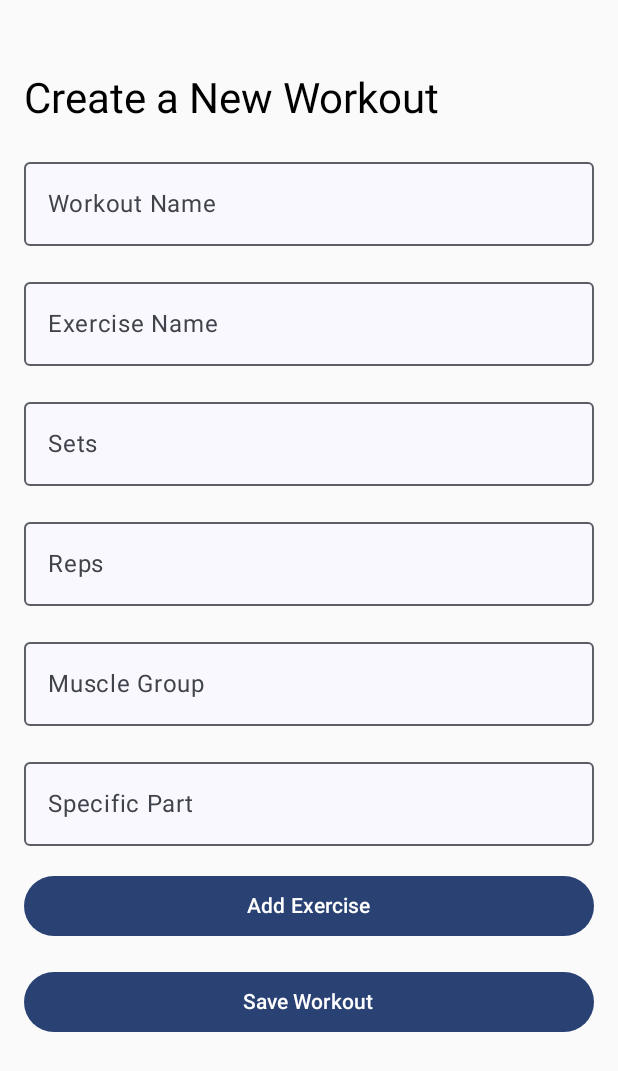
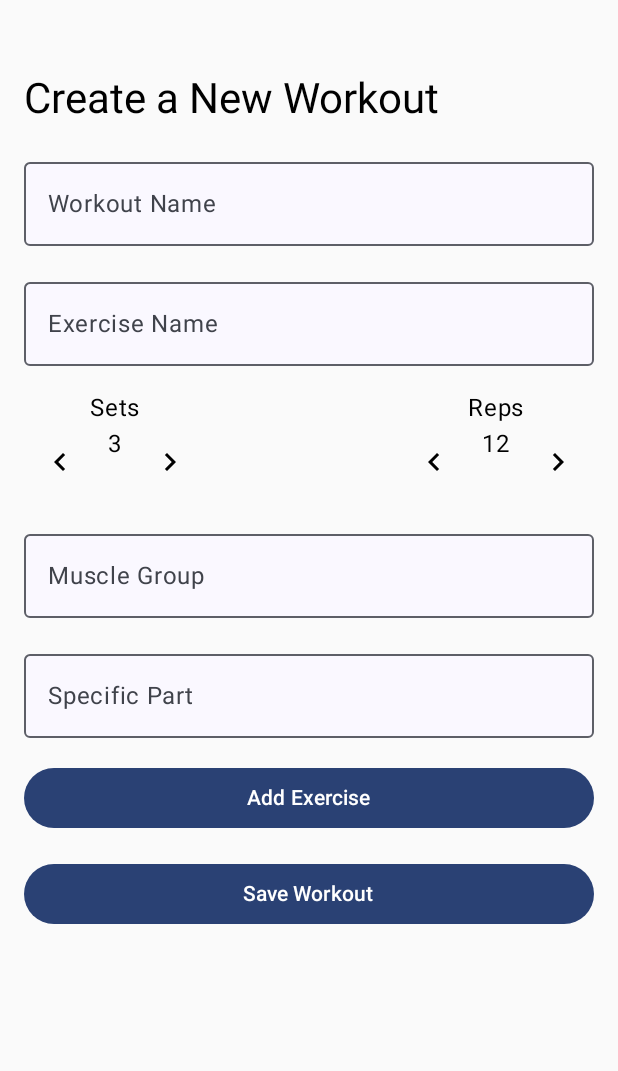
Before and after one commit to Ameron22/QuantumLift, an Android app built with Jetpack Compose: the WorkoutCreationScreen screen opened through its navigation route, on a phone screen of 412 x 824 dp. Shown: the top 1071 px of the screen. Run offline under Robolectric (Android 15) with nearby library versions, the light colour scheme and no system bars; our stand-ins replace Room's generated code.

Commit message:
See workout was implemented, whit arrouw to change the reps and sets

```diff
--- a/app/src/main/java/com/example/gymtracker/data/AppDatabase.kt
+++ b/app/src/main/java/com/example/gymtracker/data/AppDatabase.kt
@@ -5,7 +5,7 @@ import androidx.room.RoomDatabase
 
 @Database(
     entities = [ExerciseEntity::class, WorkoutEntity::class, WorkoutExerciseCrossRef::class],
-    version = 2,
+    version = 3, // Increase version number when schema changes ( you need to change version when you make changes to DB)
     exportSchema = false // Disable schema export
 )
 abstract class AppDatabase : RoomDatabase() {
@@ -22,7 +22,7 @@ abstract class AppDatabase : RoomDatabase() {
                     AppDatabase::class.java,
                     "app_database"
                 )
-                    .fallbackToDestructiveMigration() // THIS LINE IS THE SOLUTION!
+                    .fallbackToDestructiveMigration() // THIS LINE IS THE SOLUTION (this line destroys old databases, used when version changes)
                     .build()
                 INSTANCE = instance
                 instance
--- a/app/src/main/java/com/example/gymtracker/data/ExerciseEntity.kt
+++ b/app/src/main/java/com/example/gymtracker/data/ExerciseEntity.kt
@@ -5,8 +5,8 @@ import androidx.room.*
 data class ExerciseEntity(
     @PrimaryKey(autoGenerate = true) val id: Int = 0,
     val name: String,
-    val sets: String,
-    val reps: String,
+    val sets: Int,
+    val reps: Int,
     val muscle: String, // Primary muscle group
     val part: String // Specific part of the muscle
 
--- a/app/src/main/java/com/example/gymtracker/screens/WorkoutCreationScreen.kt
+++ b/app/src/main/java/com/example/gymtracker/screens/WorkoutCreationScreen.kt
@@ -4,8 +4,14 @@ import androidx.compose.foundation.layout.*
 import androidx.compose.foundation.rememberScrollState
 import androidx.compose.foundation.text.KeyboardOptions
 import androidx.compose.foundation.verticalScroll
+import androidx.compose.material.icons.Icons
+import androidx.compose.material.icons.automirrored.filled.KeyboardArrowLeft
+import androidx.compose.material.icons.automirrored.filled.KeyboardArrowRight
+import androidx.compose.material.icons.filled.KeyboardArrowLeft
+import androidx.compose.material.icons.filled.KeyboardArrowRight
 import androidx.compose.material3.*
 import androidx.compose.runtime.*
+import androidx.compose.ui.Alignment
 import androidx.compose.ui.Modifier
 import androidx.compose.ui.platform.LocalContext
 import androidx.compose.ui.text.input.KeyboardType
@@ -24,8 +30,8 @@ fun WorkoutCreationScreen(navController: NavController) {
     var workoutName by remember { mutableStateOf("") }
     var exercisesList by remember { mutableStateOf(listOf<Exercise>()) }
     var currentExercise by remember { mutableStateOf("") }
-    var currentSets by remember { mutableStateOf("") }
-    var currentReps by remember { mutableStateOf("") }
+    var currentSets by remember { mutableIntStateOf(3) }
+    var currentReps by remember { mutableIntStateOf(12) }
     var currentMuscle by remember { mutableStateOf("") }
     var currentPart by remember { mutableStateOf("") }
     var editIndex by remember { mutableStateOf<Int?>(null) }
@@ -77,39 +83,33 @@ fun WorkoutCreationScreen(navController: NavController) {
                 unfocusedIndicatorColor = MaterialTheme.colorScheme.outline
             )
         )
+        Row(modifier = Modifier.fillMaxWidth(), horizontalArrangement = Arrangement.SpaceBetween) {
+            Column(horizontalAlignment = Alignment.CenterHorizontally) {
+                Text("Sets")
+                Row {
+                    IconButton(onClick = { if (currentSets > 1) currentSets-- }) {
+                        Icon(imageVector = Icons.AutoMirrored.Filled.KeyboardArrowLeft, contentDescription = "Decrease Sets")
+                    }
+                    Text(currentSets.toString(), Modifier.padding(horizontal = 8.dp))
+                    IconButton(onClick = { if (currentSets < 50) currentSets++ }) {
+                        Icon(imageVector = Icons.AutoMirrored.Filled.KeyboardArrowRight, contentDescription = "Increase Sets")
+                    }
+                }
+            }
 
-        OutlinedTextField(
-            value = currentSets,
-            onValueChange = { currentSets = it },
-            label = { Text("Sets") },
-            modifier = Modifier.fillMaxWidth(),
-            keyboardOptions = KeyboardOptions.Default.copy(keyboardType = KeyboardType.Number),
-            colors = TextFieldDefaults.colors(
-                focusedTextColor = MaterialTheme.colorScheme.onBackground,
-                unfocusedTextColor = MaterialTheme.colorScheme.onBackground,
-                focusedContainerColor = MaterialTheme.colorScheme.background,
-                unfocusedContainerColor = MaterialTheme.colorScheme.background,
-                focusedIndicatorColor = MaterialTheme.colorScheme.primary,
-                unfocusedIndicatorColor = MaterialTheme.colorScheme.outline
-            )
-        )
-
-        OutlinedTextField(
-            value = currentReps,
-            onValueChange = { currentReps = it },
-            label = { Text("Reps") },
-            modifier = Modifier.fillMaxWidth(),
-            keyboardOptions = KeyboardOptions.Default.copy(keyboardType = KeyboardType.Number),
-            colors = TextFieldDefaults.colors(
-                focusedTextColor = MaterialTheme.colorScheme.onBackground,
-                unfocusedTextColor = MaterialTheme.colorScheme.onBackground,
-                focusedContainerColor = MaterialTheme.colorScheme.background,
-                unfocusedContainerColor = MaterialTheme.colorScheme.background,
-                focusedIndicatorColor = MaterialTheme.colorScheme.primary,
-                unfocusedIndicatorColor = MaterialTheme.colorScheme.outline
-            )
-        )
-
+            Column(horizontalAlignment = Alignment.CenterHorizontally) {
+                Text("Reps")
+                Row {
+                    IconButton(onClick = { if (currentReps > 1) currentReps-- }) {
+                        Icon(imageVector = Icons.AutoMirrored.Filled.KeyboardArrowLeft, contentDescription = "Decrease Reps")
+                    }
+                    Text(currentReps.toString(), Modifier.padding(horizontal = 8.dp))
+                    IconButton(onClick = { if (currentSets < 50) currentReps++ }) {
+                        Icon(imageVector = Icons.AutoMirrored.Filled.KeyboardArrowRight, contentDescription = "Increase Reps")
+                    }
+                }
+            }
+        }
         OutlinedTextField(
             value = currentMuscle,
             onValueChange = { currentMuscle = it },
@@ -142,7 +142,7 @@ fun WorkoutCreationScreen(navController: NavController) {
 
         Button(
             onClick = {
-                if (currentExercise.isNotEmpty() && currentSets.isNotEmpty() && currentReps.isNotEmpty() && currentMuscle.isNotEmpty() && currentPart.isNotEmpty()) {
+                if (currentExercise.isNotEmpty() && currentMuscle.isNotEmpty() && currentPart.isNotEmpty()) {
                     if (editIndex == null) {
                         exercisesList = exercisesList + Exercise(currentExercise, currentSets, currentReps, currentMuscle, currentPart)
                     } else {
@@ -152,8 +152,8 @@ fun WorkoutCreationScreen(navController: NavController) {
                         editIndex = null
                     }
                     currentExercise = ""
-                    currentSets = ""
-                    currentReps = ""
+                    currentSets = 3
+                    currentReps = 12
                     currentMuscle = ""
                     currentPart = ""
                 }
@@ -237,4 +237,4 @@ fun WorkoutCreationScreen(navController: NavController) {
     }
 }
 
-data class Exercise(val name: String, val sets: String, val reps: String, val muscle: String, val part: String)
+data class Exercise(val name: String, val sets: Int, val reps: Int, val muscle: String, val part: String)
```
Also changed, not shown: app/src/main/java/com/example/gymtracker/screens/LoadWorkoutScreen.kt (+13 -4 lines), app/src/main/java/com/example/gymtracker/screens/WorkoutDetailsScreen.kt (+44 -9 lines).
